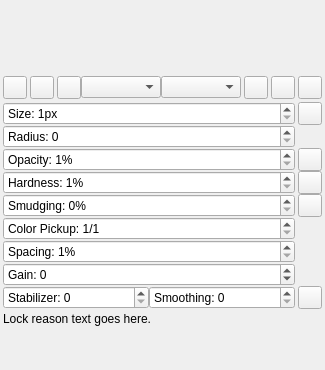
Above: src/desktop/ui/brushdock.ui from drawpile/Drawpile before the change. Below: the same form after it.
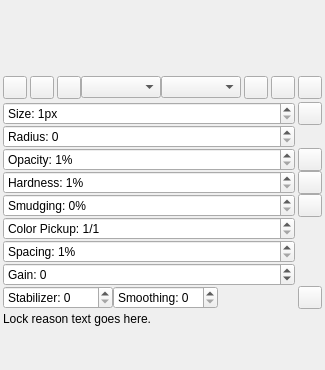
That is the form after the change. Icons and pictures are not drawn. Custom widgets are drawn as their Qt base class.

The edit to the form file:
```diff
--- a/src/desktop/ui/brushdock.ui
+++ b/src/desktop/ui/brushdock.ui
@@ -432,6 +432,19 @@
           </property>
          </widget>
         </item>
+        <item>
+         <widget class="QLabel" name="stabilizationLabel">
+          <property name="alignment">
+           <set>Qt::AlignCenter</set>
+          </property>
+          <property name="textFormat">
+           <enum>Qt::RichText</enum>
+          </property>
+          <property name="wordWrap">
+           <bool>true</bool>
+          </property>
+         </widget>
+        </item>
        </layout>
       </widget>
      </item>
```
Left out of the diff: 1 changed line with no effect on the pictures.
